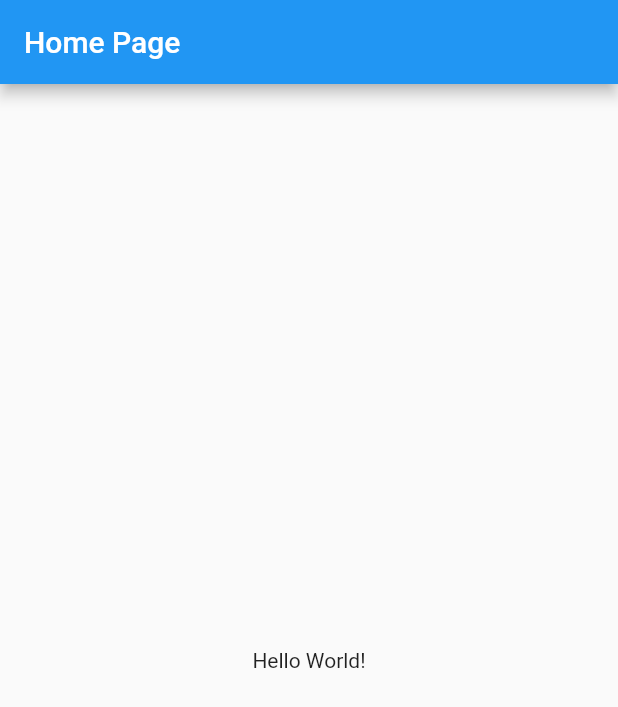
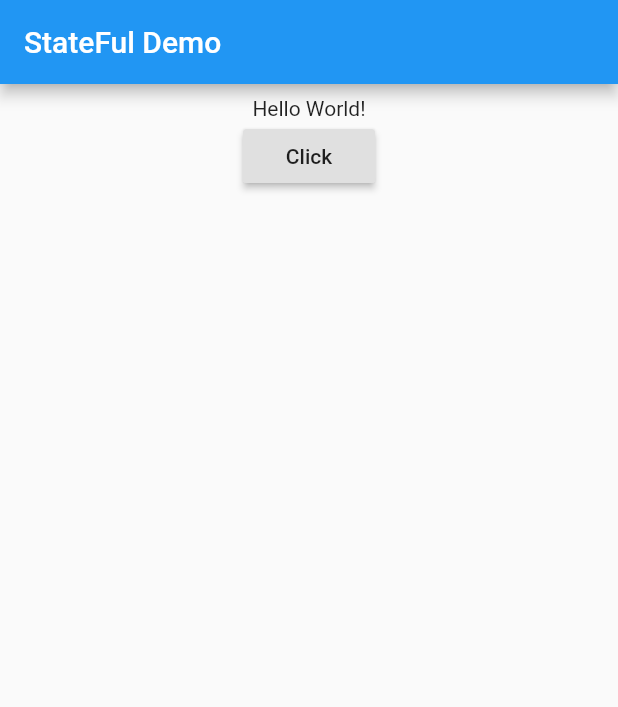
Before and after one commit to deepakverma4/helloFlutter, a Flutter app: the screen it shows after launch, on a phone screen of 412 x 824 dp. Shown: the top 707 px of the screen. Run offline on Flutter 3.47's test engine with Material 2 defaults, Android fonts, the phone set to English and light mode, and no system bars.

Commit message:
added stateful widget with one button

```diff
--- a/lib/main.dart
+++ b/lib/main.dart
@@ -9,12 +9,55 @@ class MyApp extends StatelessWidget {
   Widget build(BuildContext context) {
     return new MaterialApp(
       title: "My App",
-      home: new Scaffold(
-        appBar: new AppBar(
-          title: new Text("Home Page")
+      home: new HomePage()
+    );
+  }
+}
+
+class HomePage extends StatefulWidget {
+  @override
+  _HomePageState createState() => new _HomePageState();
+}
+
+class _HomePageState extends State<HomePage> {
+
+String myText = "Hello World!";
+
+ void _onButtonPress(){
+  setState(() {
+    if(myText.startsWith("H")){
+      myText = "Welcome to my App";
+    }else{
+      myText = "Hello World!";
+    }
+
+    });
+}
+
+  Widget _bodyWidget(){
+    return new Container(
+      padding: const EdgeInsets.all(8.0),
+      child: new Center(
+        child: new Column(
+          children: <Widget>[
+            new Text(myText),
+            new RaisedButton(
+              child: new Text("Click"),
+              onPressed: _onButtonPress,
+            )
+          ],
         ),
-        body: new Center(child: new Text("Hello World!"))
       )
     );
   }
+
+  @override
+  Widget build(BuildContext context) {
+    return new Scaffold(
+      appBar: new AppBar(
+        title: new Text("StateFul Demo")
+      ),
+      body: _bodyWidget()
+    );
+  }
 }
```
